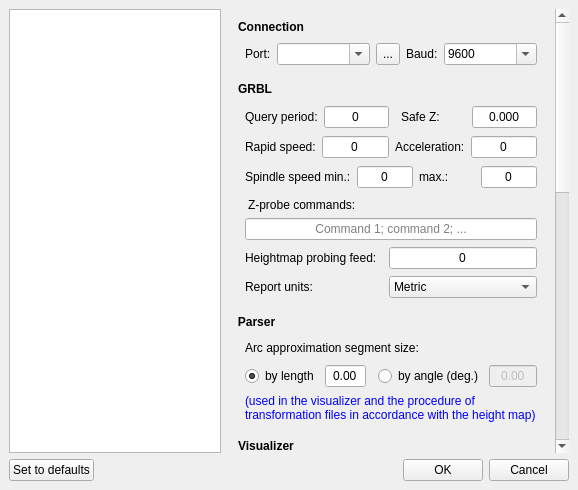
The window that src/frmsettings.ui (Denvi/Candle) describes before a commit, drawn with Qt 5.
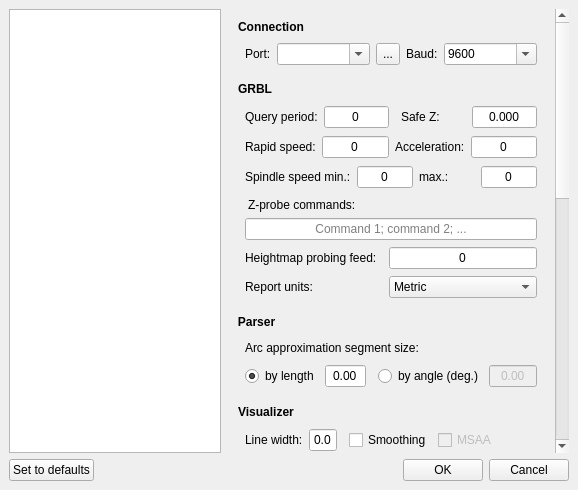
The same window after the commit. Icons and pictures are not drawn. Custom widgets are drawn as their Qt base class.

```diff
--- a/src/frmsettings.ui
+++ b/src/frmsettings.ui
@@ -83,9 +83,9 @@
         <property name="geometry">
          <rect>
           <x>0</x>
-          <y>-159</y>
+          <y>-172</y>
           <width>399</width>
-          <height>1199</height>
+          <height>1158</height>
          </rect>
         </property>
         <layout class="QVBoxLayout" name="verticalLayout_4">
@@ -569,23 +569,6 @@
               </item>
              </layout>
             </item>
-            <item>
-             <layout class="QHBoxLayout" name="horizontalLayout_12">
-              <item>
-               <widget class="QLabel" name="label_35">
-                <property name="styleSheet">
-                 <string notr="true">color: blue;</string>
-                </property>
-                <property name="text">
-                 <string>(used in the visualizer and the procedure of transformation files in accordance with the height map)</string>
-                </property>
-                <property name="wordWrap">
-                 <bool>true</bool>
-                </property>
-               </widget>
-              </item>
-             </layout>
-            </item>
            </layout>
           </widget>
          </item>
```
